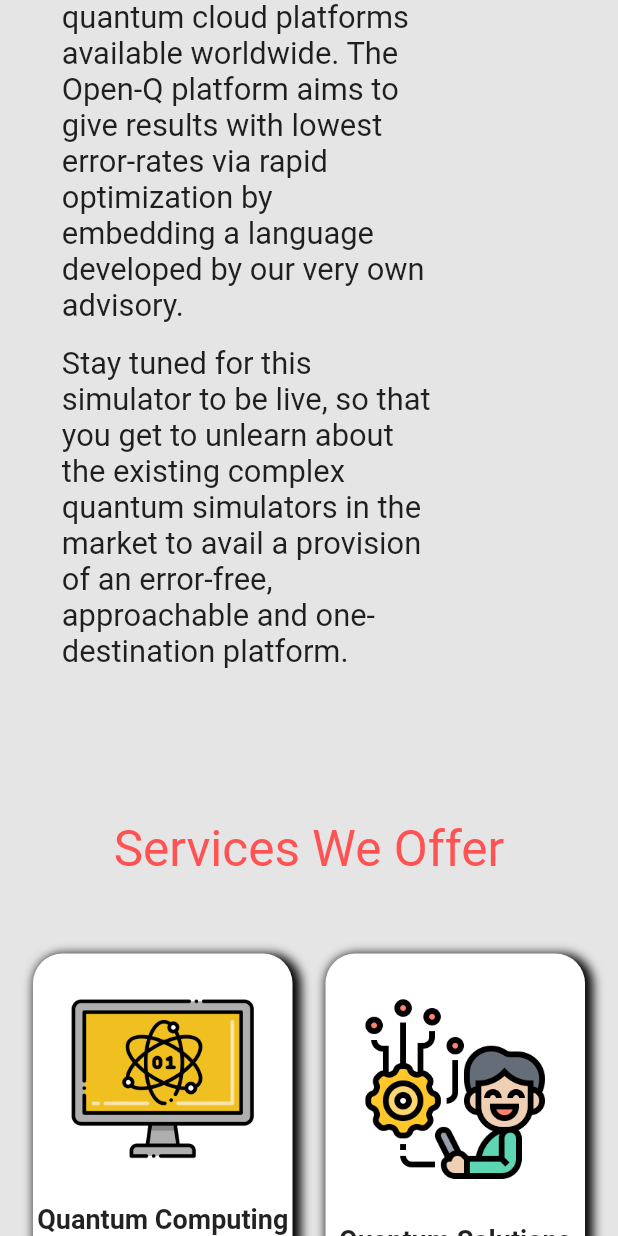
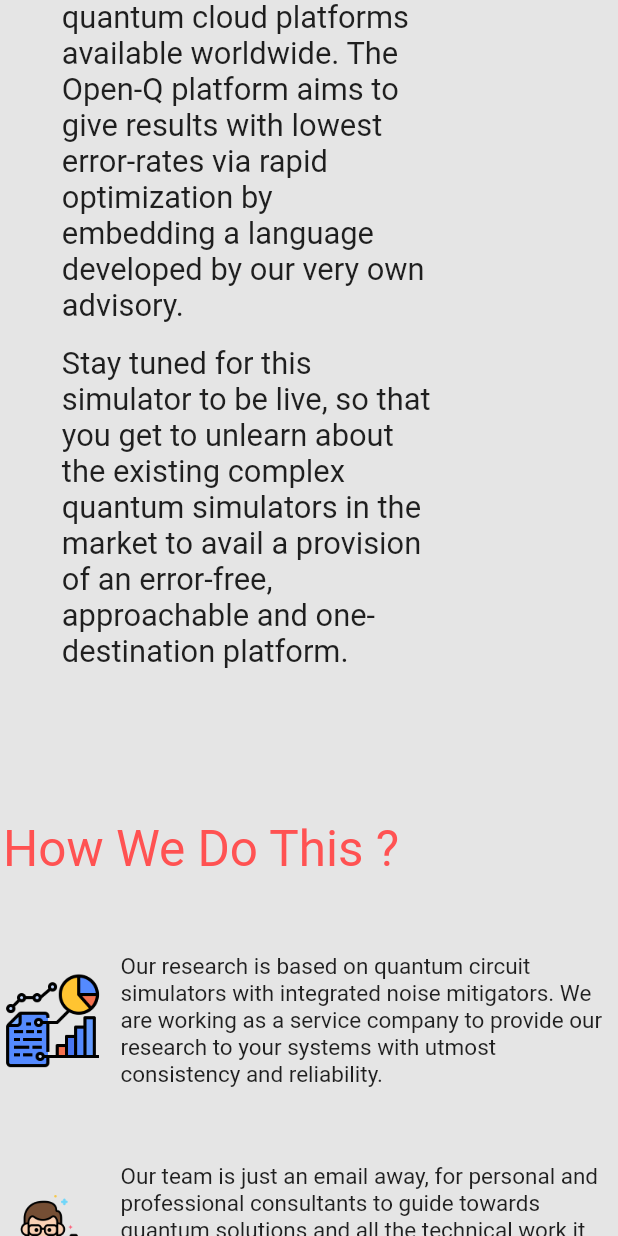
Before and after one commit to raghavguptacse/Quantum-Website, a Flutter app: the screen it shows after launch, scrolled down 1152 dp, on a phone screen of 412 x 824 dp. Run offline on Flutter 3.47's test engine with Material 2 defaults, Android fonts, the phone set to English and light mode, and no system bars; our stand-ins replace responsive_builder.

Commit message:
How We do it section added

```diff
--- a/lib/Screens/BigScreen/bigMainScreen.dart
+++ b/lib/Screens/BigScreen/bigMainScreen.dart
@@ -19,6 +19,8 @@ class bigMainScreen extends StatelessWidget {
               SizedBox(height: 100,),
               AboutUsCard(context),
               SizedBox(height: 100,),
+              info(context),
+              SizedBox(height: 100,),
               ServicesOffered(context),
               SizedBox(height: 100,),
               VisitBlog(context),
@@ -34,6 +36,27 @@ class bigMainScreen extends StatelessWidget {
         ),
       ),
     );
+  }
+
+  Container info(BuildContext context) {
+    return Container(
+              width: MediaQuery.of(context).size.width*0.8,
+              child: Column(
+                crossAxisAlignment: CrossAxisAlignment.start,
+                children: [
+                  Text("How We Do This ?",style: TextStyle(
+                    fontSize: MediaQuery.of(context).size.height * 0.04,
+                    color: Colors.redAccent,
+                  ),),
+                  SizedBox(height: 50,),
+                  InfoCard(img: 'research.png',info: 'Our research is based on quantum circuit simulators with integrated noise mitigators. We are working as a service company to provide our research to your systems with utmost consistency and reliability.',),
+                  SizedBox(height: 50,),
+                  InfoCard(img: 'consult.png', info: 'Our team is just an email away, for personal and professional consultants to guide towards quantum solutions and all the technical work it follows. We study, understand your product model and enable you with the most feasible developmental roadmap.'),
+                  SizedBox(height: 50,),
+                  InfoCard(img: 'design.png', info: 'We, with our design team, design and build the quantum solution and make it industry ready. Our expertise allows us to analyze, and hence deploy the customized design.'),
+                ],
+              ),
+            );
   }
 
   Container Projects(BuildContext context) {
@@ -525,6 +548,28 @@ class bigMainScreen extends StatelessWidget {
   }
 }
 
+class InfoCard extends StatelessWidget {
+  InfoCard({required this.img,required this.info});
+  String img,info;
+  @override
+  Widget build(BuildContext context) {
+    return Row(
+      mainAxisAlignment: MainAxisAlignment.spaceBetween,
+      children: [
+        Image.asset('Assets/Images/'+img,height:MediaQuery.of(context).size.height*0.1 ,),
+        Container(
+          width: MediaQuery.of(context).size.width*0.7,
+          child: Text(info
+          ,softWrap: true,style: TextStyle(
+              fontSize: 20
+            ),
+          ),
+        )
+      ],
+    );
+  }
+}
+
 class ServiceCard extends StatelessWidget {
   ServiceCard({required this.img,required this.name});
   String name , img;
--- a/lib/Screens/MobileScreen/mobileHome.dart
+++ b/lib/Screens/MobileScreen/mobileHome.dart
@@ -19,6 +19,8 @@ class mobileMainScreen extends StatelessWidget {
               SizedBox(height: 100,),
               AboutUsCard(context),
               SizedBox(height: 100,),
+              info(context),
+              SizedBox(height: 100,),
               ServicesOffered(context),
               SizedBox(height: 100,),
               VisitBlog(context),
@@ -32,6 +34,27 @@ class mobileMainScreen extends StatelessWidget {
             ],
           ),
         ),
+      ),
+    );
+  }
+
+  Container info(BuildContext context) {
+    return Container(
+      width: MediaQuery.of(context).size.width*0.99,
+      child: Column(
+        crossAxisAlignment: CrossAxisAlignment.start,
+        children: [
+          Text("How We Do This ?",style: TextStyle(
+            fontSize: MediaQuery.of(context).size.height * 0.04,
+            color: Colors.redAccent,
+          ),),
+          SizedBox(height: 50,),
+          InfoCard(img: 'research.png',info: 'Our research is based on quantum circuit simulators with integrated noise mitigators. We are working as a service company to provide our research to your systems with utmost consistency and reliability.',),
+          SizedBox(height: 50,),
+          InfoCard(img: 'consult.png', info: 'Our team is just an email away, for personal and professional consultants to guide towards quantum solutions and all the technical work it follows. We study, understand your product model and enable you with the most feasible developmental roadmap.'),
+          SizedBox(height: 50,),
+          InfoCard(img: 'design.png', info: 'We, with our design team, design and build the quantum solution and make it industry ready. Our expertise allows us to analyze, and hence deploy the customized design.'),
+        ],
       ),
     );
   }
@@ -545,3 +568,25 @@ class ServiceCard extends StatelessWidget {
     );
   }
 }
+
+class InfoCard extends StatelessWidget {
+  InfoCard({required this.img,required this.info});
+  String img,info;
+  @override
+  Widget build(BuildContext context) {
+    return Row(
+      mainAxisAlignment: MainAxisAlignment.spaceBetween,
+      children: [
+        Image.asset('Assets/Images/'+img,height:MediaQuery.of(context).size.height*0.08 ,),
+        Container(
+          width: MediaQuery.of(context).size.width*0.8,
+          child: Text(info
+            ,softWrap: true,style: TextStyle(
+                fontSize: 15
+            ),
+          ),
+        )
+      ],
+    );
+  }
+}
```
Also changed, not shown: Assets/Images/consult.png (added), Assets/Images/design.png (added), Assets/Images/research.png (added).
